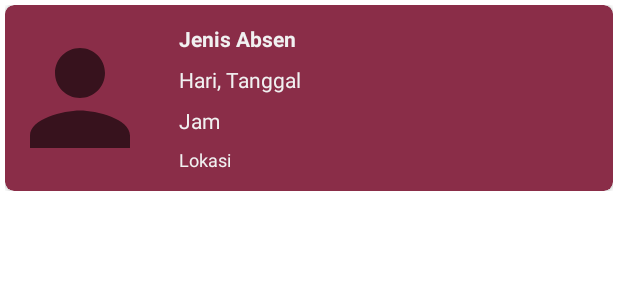
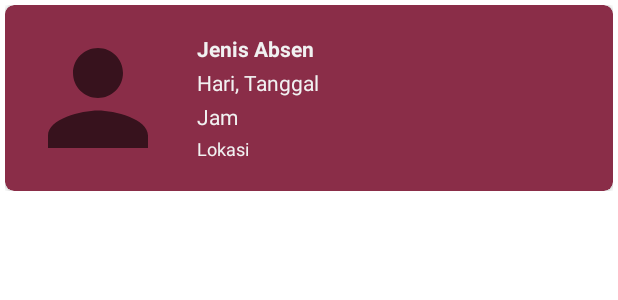
Before and after one commit to YabesMaychel-2007113801/Aplikasi_Absensi_VCA, an Android app: the layout item_absen.xml on its own in the app's theme, with its tools: preview values and no code run, on a phone screen of 412 x 824 dp. Shown: the top 300 px of the screen. Run offline under Robolectric (Android 15) with nearby library versions, the phone set to English and light mode, and no system bars; network calls fail.

Commit message:
style: remove space on riwayat

```diff
--- a/app/src/main/res/layout/item_absen.xml
+++ b/app/src/main/res/layout/item_absen.xml
@@ -26,6 +26,7 @@
                 android:layout_height="100dp"
                 android:layout_marginEnd="16dp"
                 android:layout_marginVertical="12dp"
+                android:layout_marginStart="12dp"
                 android:contentDescription="Foto Absensi"
                 android:src="@drawable/ic_baseline_person_24"/>
 
@@ -40,28 +41,27 @@
                     android:layout_width="match_parent"
                     android:layout_height="wrap_content"
                     android:textStyle="bold"
-                    android:layout_marginRight="8dp"
                     android:textColor="@color/white_100"
                     android:text="Jenis Absen" />
                 <TextView
                     android:id="@+id/tvTanggal"
                     android:layout_width="match_parent"
                     android:layout_height="wrap_content"
-                    android:layout_marginTop="8dp"
+                    android:layout_marginTop="3dp"
                     android:textColor="@color/white_100"
                     android:text="Hari, Tanggal" />
                 <TextView
                     android:id="@+id/tvJam"
                     android:layout_width="match_parent"
                     android:layout_height="wrap_content"
-                    android:layout_marginTop="8dp"
+                    android:layout_marginTop="3dp"
                     android:textColor="@color/white_100"
                     android:text="Jam" />
                 <TextView
                     android:id="@+id/tvLokasi"
                     android:layout_width="match_parent"
                     android:layout_height="wrap_content"
-                    android:layout_marginTop="8dp"
+                    android:layout_marginTop="3dp"
                     android:textColor="@color/white_100"
                     android:textSize="12dp"
                     android:text="Lokasi" />
```
